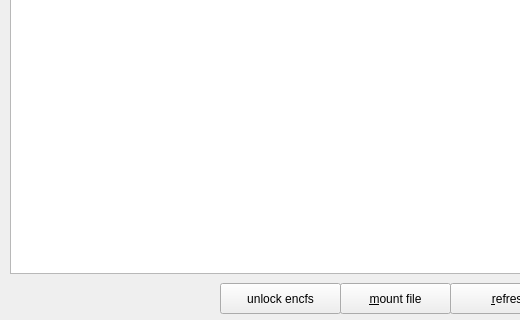
First picture: the form in zuluMount-gui/mainwindow.ui, repository mhogomchungu/zuluCrypt, before the edit; both pictures show x 0 to 520 and y 157 to 477 of the 910 by 477 pixel window.
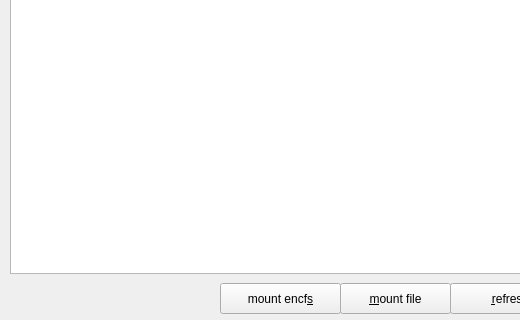
Second picture: the form after the edit. Icons and pictures are not drawn.

Commit message: use "mount encfs" text on a mount button

```diff
--- a/zuluMount-gui/mainwindow.ui
+++ b/zuluMount-gui/mainwindow.ui
@@ -165,7 +165,7 @@
     </rect>
    </property>
    <property name="text">
-    <string>unlock encfs</string>
+    <string>mount encf&amp;s</string>
    </property>
   </widget>
  </widget>
```
The commit also changes 2 other files.
